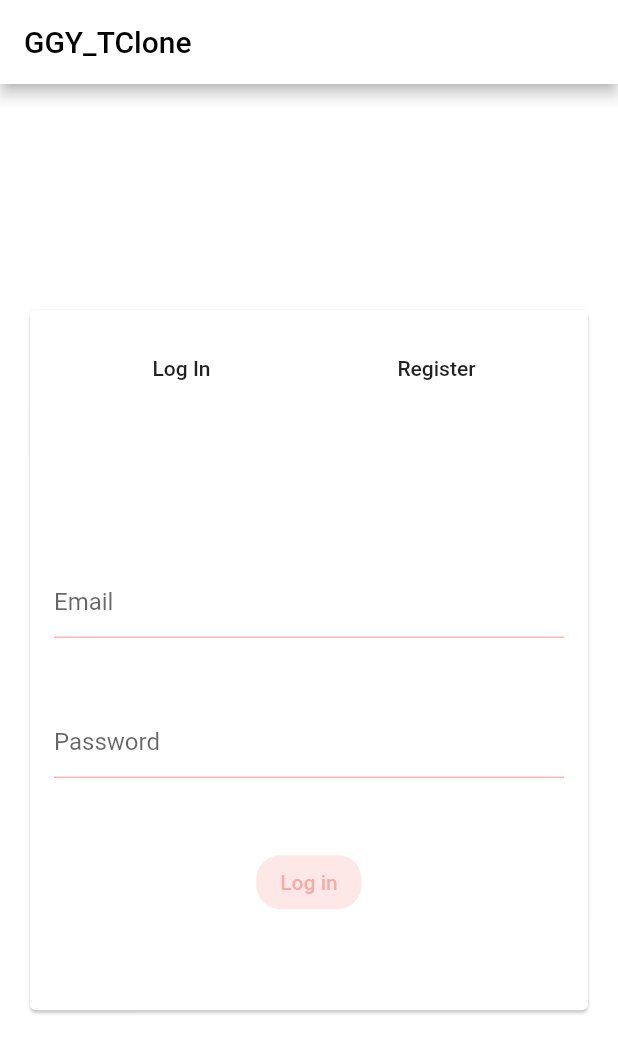
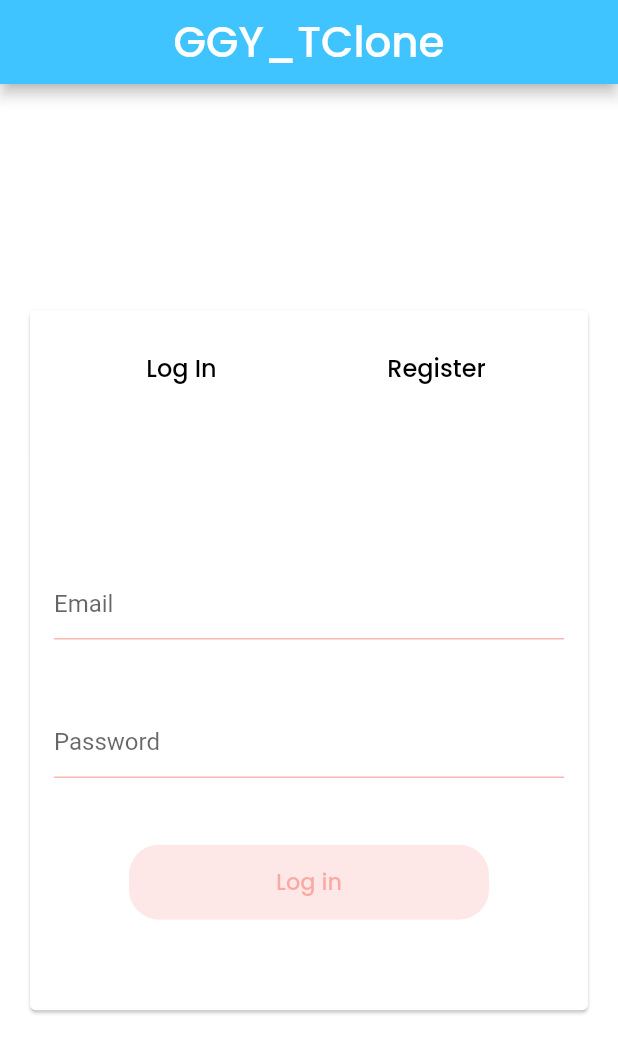
Before and after one commit to MasterChiefCarl/GGY_TwitterClone, a Flutter app: the screen it shows after launch, on a phone screen of 412 x 824 dp. Shown: the top 1053 px of the screen. Run offline on Flutter 3.47's test engine with Material 2 defaults, Android fonts, the phone set to English and light mode, and no system bars; our stand-ins replace cloud_firestore, firebase_auth, firebase_core, firebase_storage, get_it, google_fonts and 2 more; missing offline and left inert: simple_moment; accounts and stored records are empty.

Commit message:
Updated UI on Auth Screen

```diff
--- a/ggy_twitter_clone/lib/src/screens/authentication/auth_screen.dart
+++ b/ggy_twitter_clone/lib/src/screens/authentication/auth_screen.dart
@@ -1,9 +1,9 @@
-
 import 'package:flutter/material.dart';
 import 'package:ggy_twitter_clone/service_locators.dart';
 import 'package:ggy_twitter_clone/src/controllers/auth_controllers.dart';
 import 'package:ggy_twitter_clone/src/controllers/navigation/navigation_service.dart';
 import 'package:ggy_twitter_clone/src/screens/home/home_screen.dart';
+import 'package:google_fonts/google_fonts.dart';
 
 class AuthScreen extends StatefulWidget {
   static const String route = "authScreen";
@@ -58,18 +58,25 @@ class _AuthScreenState extends State<AuthScreen> {
             return const Scaffold(
               body: Center(
                 child: SizedBox(
-                    width: 50, height: 50,
+                    width: 50,
+                    height: 50,
                     child: CircularProgressIndicator(
-                      color: Colors.orange
-                    ) //Special Child that Shows a Loading Screen
+                        color: Colors
+                            .lightBlueAccent) //Special Child that Shows a Loading Screen
                     ),
               ),
             );
           } else {
             return Scaffold(
               appBar: AppBar(
-                title: const Text('GGY_TClone', style: TextStyle(color: Colors.black),),
-                backgroundColor: const Color.fromARGB(255, 255, 255, 255),
+                backgroundColor: Colors.lightBlueAccent,
+                title: Text(
+                  'GGY_TClone',
+                  style: GoogleFonts.poppins(
+                      textStyle: const TextStyle(fontSize: 28)),
+                ),
+                // backgroundColor: const Color(0xFF303030),
+                centerTitle: true,
               ),
               backgroundColor: Colors.white,
               body: SafeArea(
@@ -97,25 +104,34 @@ class _AuthScreenState extends State<AuthScreen> {
                                     initialIndex: 0,
                                     child: Column(
                                       children: [
-                                        const TabBar(tabs: [
+                                        TabBar(indicatorWeight: 5, tabs: [
                                           Tab(
                                             child: Text(
                                               'Log In',
-                                              style: TextStyle(
-                                                  color: Colors.black87),
+                                              style: GoogleFonts.poppins(
+                                                textStyle: const TextStyle(
+                                                  fontSize: 16,
+                                                ),
+                                                color: Colors.black,
+                                              ),
                                             ),
                                           ),
                                           Tab(
                                             child: Text(
                                               'Register',
-                                              style: TextStyle(
-                                                  color: Colors.black87),
+                                              style: GoogleFonts.poppins(
+                                                textStyle: const TextStyle(
+                                                  fontSize: 16,
+                                                ),
+                                                color: Colors.black,
+                                              ),
                                             ),
                                           )
                                         ]),
                                         Expanded(
                                           child: TabBarView(
-                                            children: [ //each child is listed in a tab (so TabBarView Widgets === TabBar && DefaultTabBarController.length)
+                                            children: [
+                                              //each child is listed in a tab (so TabBarView Widgets === TabBar && DefaultTabBarController.length)
                                               ///login (1 / 2)
                                               Column(
                                                 mainAxisAlignment:
@@ -176,16 +192,28 @@ class _AuthScreenState extends State<AuthScreen> {
                                                           borderRadius:
                                                           BorderRadius
                                                               .circular(
-                                                                          16.0),
+                                                              20.0),
                                                         ),
+                                                        fixedSize:
+                                                        const Size(
+                                                            240, 50),
                                                         primary: (_formKey
                                                             .currentState
                                                             ?.validate() ??
                                                             false)
-                                                                ? const Color(
-                                                                    0xFF303030)
+                                                            ? Colors
+                                                            .lightBlueAccent
                                                             : Colors.grey),
-                                                    child: const Text('Log in'),
+                                                    child: Text(
+                                                      'Log in',
+                                                      style:
+                                                          GoogleFonts.poppins(
+                                                        textStyle:
+                                                            const TextStyle(
+                                                          fontSize: 15,
+                                                        ),
+                                                      ),
+                                                    ),
                                                   )
                                                 ],
                                               ),
@@ -289,17 +317,25 @@ class _AuthScreenState extends State<AuthScreen> {
                                                               borderRadius:
                                                                   BorderRadius
                                                                       .circular(
-                                                                          16.0),
+                                                                          20.0),
                                                             ),
+                                                            fixedSize:
+                                                                const Size(
+                                                                    240, 50),
                                                             primary: (_formKey
                                                                         .currentState
                                                                         ?.validate() ??
                                                                     false)
-                                                                ? const Color(
-                                                                    0xFF303030)
+                                                                ? Colors
+                                                                    .lightBlueAccent
                                                                 : Colors.grey),
-                                                    child:
-                                                        const Text('Register'),
+                                                    child: Text('Register',
+                                                        style:
+                                                            GoogleFonts.poppins(
+                                                                textStyle:
+                                                                    const TextStyle(
+                                                          fontSize: 15,
+                                                        ))),
                                                   )
                                                 ],
                                               ),
--- a/ggy_twitter_clone/pubspec.yaml
+++ b/ggy_twitter_clone/pubspec.yaml
@@ -19,6 +19,7 @@ dependencies:
   flutter_localizations:
     sdk: flutter
   get_it: ^7.2.0
+  google_fonts: ^3.0.1
   image_cropper: ^2.0.3
   image_picker: ^0.8.5+3
   simple_moment: ^1.1.1
```
Also changed, not shown: 1 other file. Lines whose indentation alone changed are shown as unchanged.
